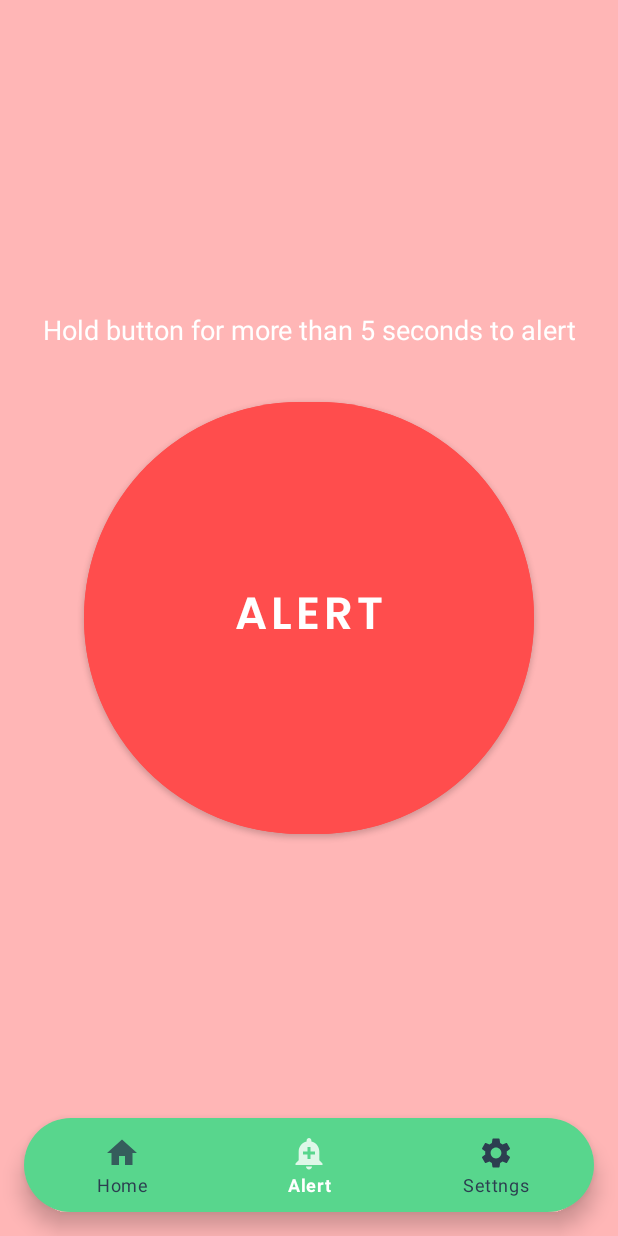
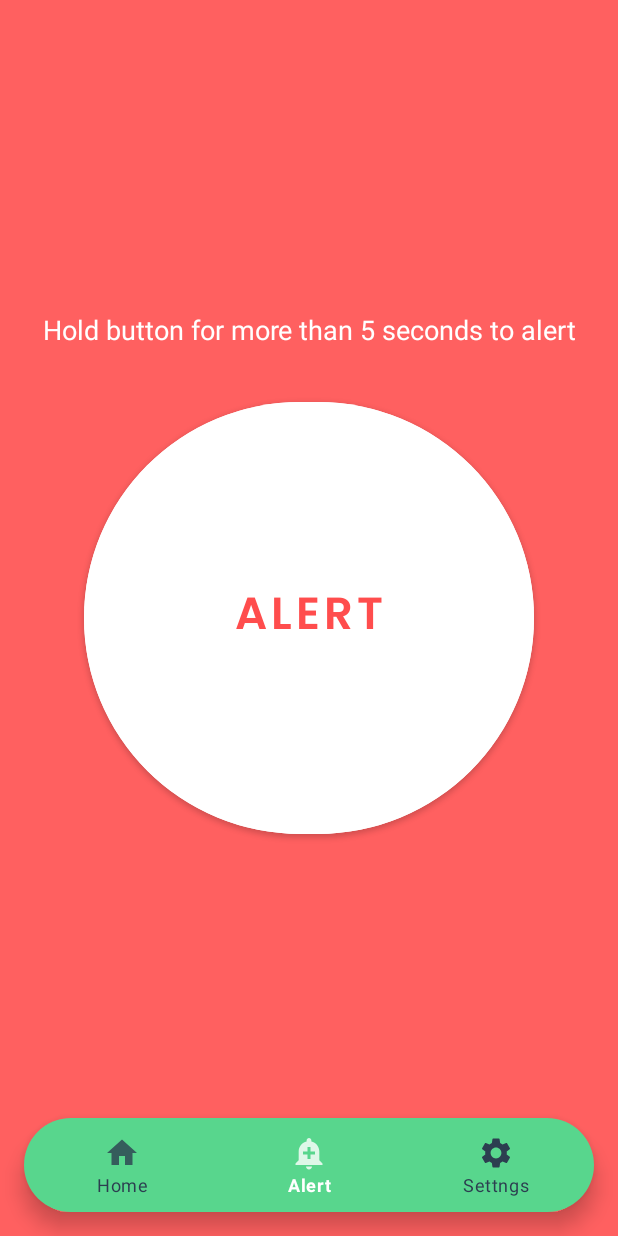
Before and after one commit to jaym21/Echo-Emergency, an Android app: the screen it shows after launch (MainActivity), item 2 of the bottom bar chosen, on a phone screen of 412 x 824 dp. Run offline under Robolectric (Android 15) with nearby library versions, the phone set to English and light mode, and no system bars; our stand-ins replace Room's generated code.

Commit message:
changed alert fragment ui

```diff
--- a/app/src/main/res/layout/fragment_alert.xml
+++ b/app/src/main/res/layout/fragment_alert.xml
@@ -5,7 +5,7 @@
     android:layout_width="match_parent"
     android:layout_height="match_parent"
     tools:context=".fragments.Alert"
-    android:background="#FFB6B6">
+    android:background="#FF6060">
 
     <TextView
         android:layout_width="match_parent"
@@ -24,9 +24,10 @@
         android:layout_width="300dp"
         android:layout_height="300dp"
         android:text="Alert"
+        android:textColor="#ff4d4d"
         android:textSize="30sp"
         android:fontFamily="@font/poppins_semi_bold"
-        android:backgroundTint="#ff4d4d"
+        android:backgroundTint="@color/white"
         app:cornerRadius="300dp"
         android:elevation="2dp"
         app:layout_constraintTop_toTopOf="parent"
```
